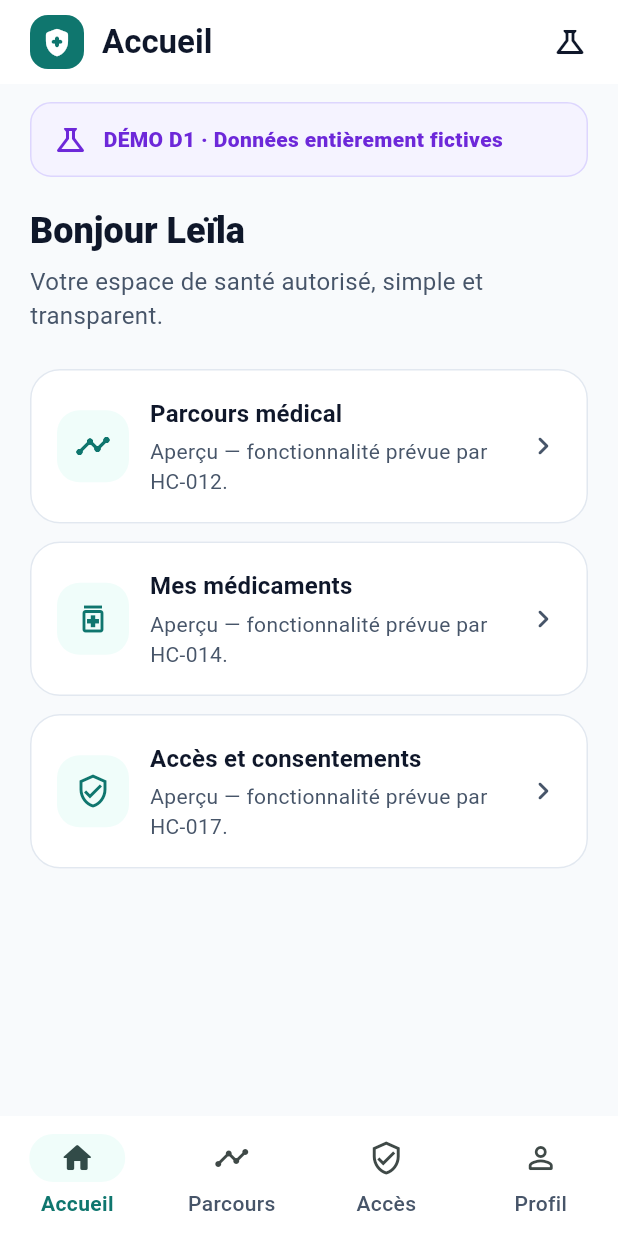
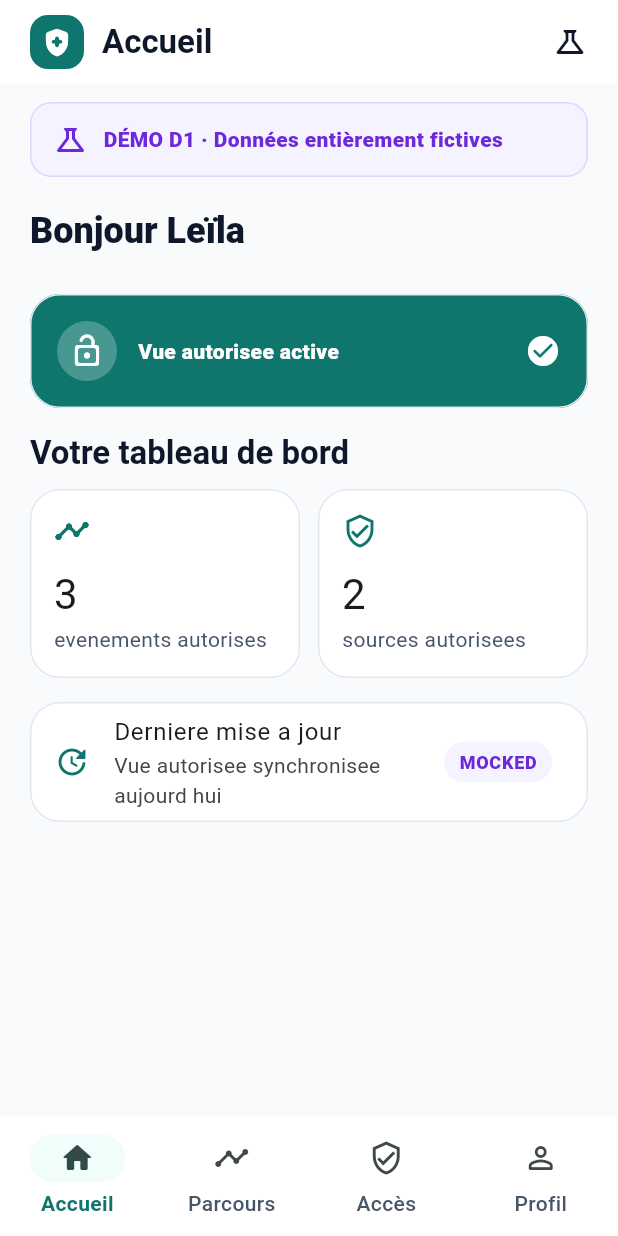
Before and after one commit to Medmas07/Medos, a Flutter app: the screen it shows after launch, on a phone screen of 412 x 824 dp. Run offline on Flutter 3.47's test engine with Material 3 defaults, Android fonts, the phone set to English and light mode, and no system bars.

Commit message:
feat(patient): add D1 patient dashboard
Deliver the HC-011 patient-facing authorized-view dashboard with fictional canonical demo data, explicit D1 states, and widget coverage. Keep the Compute-to-Data and hospital data ownership boundaries explicit.

```diff
--- a/apps/mobile/patient/lib/presentation/patient_shell.dart
+++ b/apps/mobile/patient/lib/presentation/patient_shell.dart
@@ -157,7 +157,7 @@ class _ContentView extends StatelessWidget {
   @override
   Widget build(BuildContext context) {
     final content = switch (index) {
-      0 => const _HomeContent(),
+      0 => const _DashboardContent(),
       1 => const _PlannedContent(
         icon: Icons.timeline_rounded,
         title: 'Parcours médical fédéré',
@@ -217,6 +217,132 @@ class _HomeContent extends StatelessWidget {
           description: 'Aperçu — fonctionnalité prévue par HC-017.',
         ),
       ],
+    );
+  }
+}
+
+class _DashboardContent extends StatelessWidget {
+  const _DashboardContent();
+
+  @override
+  Widget build(BuildContext context) {
+    return Column(
+      crossAxisAlignment: CrossAxisAlignment.start,
+      children: [
+        Text(
+          'Bonjour ${demoPatient.firstName}',
+          style: Theme.of(context).textTheme.headlineSmall,
+        ),
+        const SizedBox(height: 6),
+        const SizedBox(height: 20),
+        const _AuthorizedViewCard(),
+        const SizedBox(height: 16),
+        Text(
+          'Votre tableau de bord',
+          style: Theme.of(context).textTheme.titleLarge,
+        ),
+        const SizedBox(height: 10),
+        const Row(
+          children: [
+            Expanded(
+              child: _DashboardMetric(
+                icon: Icons.timeline_rounded,
+                value: '3',
+                label: 'evenements autorises',
+              ),
+            ),
+            SizedBox(width: 12),
+            Expanded(
+              child: _DashboardMetric(
+                icon: Icons.verified_user_outlined,
+                value: '2',
+                label: 'sources autorisees',
+              ),
+            ),
+          ],
+        ),
+        const SizedBox(height: 16),
+        Card(
+          child: ListTile(
+            leading: const Icon(
+              Icons.update_rounded,
+              color: PatientColors.brand,
+            ),
+            title: const Text('Derniere mise a jour'),
+            subtitle: const Text('Vue autorisee synchronisee aujourd hui'),
+            trailing: const _StatusPill(label: 'MOCKED'),
+          ),
+        ),
+      ],
+    );
+  }
+}
+
+class _AuthorizedViewCard extends StatelessWidget {
+  const _AuthorizedViewCard();
+
+  @override
+  Widget build(BuildContext context) {
+    return Card(
+      color: PatientColors.brand,
+      child: Padding(
+        padding: const EdgeInsets.all(18),
+        child: Row(
+          children: [
+            const CircleAvatar(
+              backgroundColor: Colors.white24,
+              child: Icon(Icons.lock_open_rounded, color: Colors.white),
+            ),
+            const SizedBox(width: 14),
+            const Expanded(
+              child: Column(
+                crossAxisAlignment: CrossAxisAlignment.start,
+                children: [
+                  Text(
+                    'Vue autorisee active',
+                    style: TextStyle(
+                      color: Colors.white,
+                      fontWeight: FontWeight.w800,
+                    ),
+                  ),
+                ],
+              ),
+            ),
+            const Icon(Icons.check_circle_rounded, color: Colors.white),
+          ],
+        ),
+      ),
+    );
+  }
+}
+
+class _DashboardMetric extends StatelessWidget {
+  const _DashboardMetric({
+    required this.icon,
+    required this.value,
+    required this.label,
+  });
+
+  final IconData icon;
+  final String value;
+  final String label;
+
+  @override
+  Widget build(BuildContext context) {
+    return Card(
+      child: Padding(
+        padding: const EdgeInsets.all(16),
+        child: Column(
+          crossAxisAlignment: CrossAxisAlignment.start,
+          children: [
+            Icon(icon, color: PatientColors.brand),
+            const SizedBox(height: 12),
+            Text(value, style: Theme.of(context).textTheme.headlineMedium),
+            const SizedBox(height: 2),
+            Text(label, style: const TextStyle(color: PatientColors.muted)),
+          ],
+        ),
+      ),
     );
   }
 }
```
Also changed, not shown: 2 other files.
